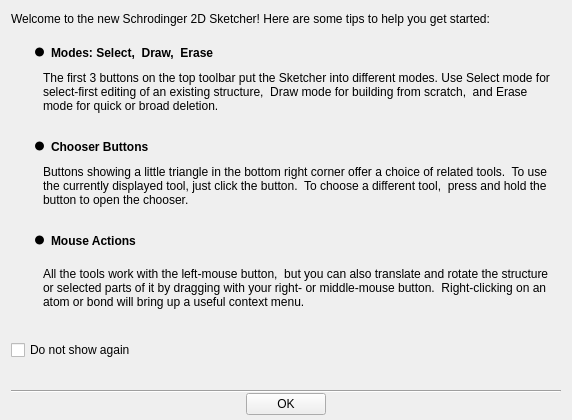
Old version of the form src/schrodinger/sketcher/ui/sketcher_welcome_dialog.ui in the repository schrodinger/sketcher.
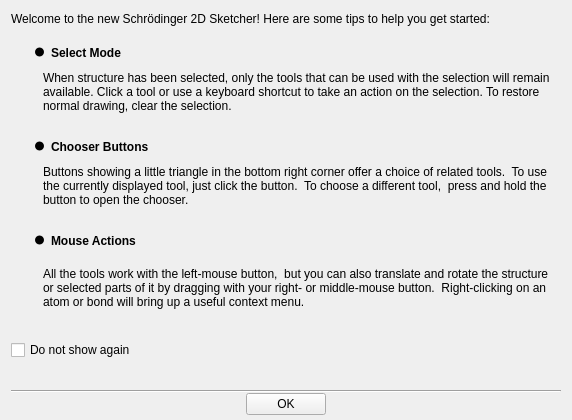
New version of the form.

Commit message: SKETCH-1815. Update Welcome dialog to describe new Select Mode behavior

What changed in the file:
```diff
--- a/src/schrodinger/sketcher/ui/sketcher_welcome_dialog.ui
+++ b/src/schrodinger/sketcher/ui/sketcher_welcome_dialog.ui
@@ -40,7 +40,7 @@
         </font>
        </property>
        <property name="text">
-        <string>Welcome to the new Schrodinger 2D Sketcher! Here are some tips to help you get started:</string>
+        <string>Welcome to the new Schrödinger 2D Sketcher! Here are some tips to help you get started:</string>
        </property>
       </widget>
      </item>
@@ -101,7 +101,7 @@
         </font>
        </property>
        <property name="text">
-        <string>Modes: Select,  Draw,  Erase</string>
+        <string>Select Mode</string>
        </property>
       </widget>
      </item>
@@ -147,7 +147,7 @@
         </size>
        </property>
        <property name="text">
-        <string>The first 3 buttons on the top toolbar put the Sketcher into different modes. Use Select mode for select-first editing of an existing structure,  Draw mode for building from scratch,  and Erase mode for quick or broad deletion.</string>
+        <string>When structure has been selected, only the tools that can be used with the selection will remain available. Click a tool or use a keyboard shortcut to take an action on the selection. To restore normal drawing, clear the selection.</string>
        </property>
        <property name="wordWrap">
         <bool>true</bool>
```
Left out of the diff: 2 changed lines with no effect on the pictures. The commit also changes 1 other file.
